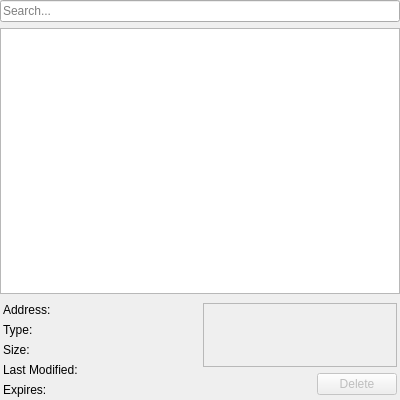
This is src/modules/windows/cache/CacheContentsWidget.ui in OtterBrowser/otter-browser as Qt 5 draws it before an edit. The edited form follows.
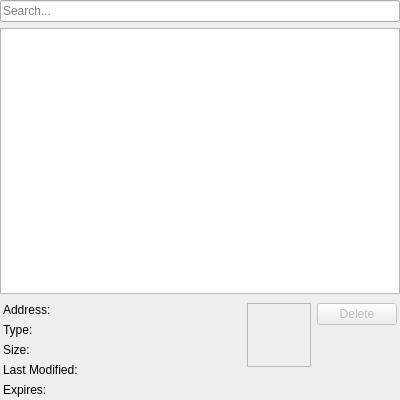
This is the edited form. Custom widgets are drawn as their Qt base class.

Commit message: Polish up cache viewer

What changed in the file:
```diff
--- a/src/modules/windows/cache/CacheContentsWidget.ui
+++ b/src/modules/windows/cache/CacheContentsWidget.ui
@@ -145,26 +145,7 @@
        </widget>
       </item>
       <item>
-       <widget class="QWidget" name="actionsWidget" native="true">
-        <property name="maximumSize">
-         <size>
-          <width>250</width>
-          <height>16777215</height>
-         </size>
-        </property>
-        <layout class="QVBoxLayout" name="actionsLayout">
-         <property name="leftMargin">
-          <number>0</number>
-         </property>
-         <property name="topMargin">
-          <number>0</number>
-         </property>
-         <property name="rightMargin">
-          <number>0</number>
-         </property>
-         <property name="bottomMargin">
-          <number>0</number>
-         </property>
+       <layout class="QVBoxLayout" name="previewLayout" stretch="0,1">
          <item>
           <widget class="QLabel" name="previewLabel">
            <property name="minimumSize">
@@ -177,10 +158,7 @@
             <enum>QFrame::StyledPanel</enum>
            </property>
            <property name="frameShadow">
-            <enum>QFrame::Raised</enum>
-           </property>
-           <property name="scaledContents">
-            <bool>true</bool>
+           <enum>QFrame::Plain</enum>
            </property>
            <property name="alignment">
             <set>Qt::AlignCenter</set>
@@ -191,22 +169,16 @@
           </widget>
          </item>
          <item>
-          <layout class="QHBoxLayout" name="buttonsHorizontalLayout">
-           <item>
-            <spacer name="horizontalSpacer">
+         <spacer name="verticalSpacer">
              <property name="orientation">
-              <enum>Qt::Horizontal</enum>
-             </property>
-             <property name="sizeHint" stdset="0">
-              <size>
-               <width>0</width>
-               <height>0</height>
-              </size>
+           <enum>Qt::Vertical</enum>
              </property>
             </spacer>
            </item>
+       </layout>
+      </item>
            <item>
-            <layout class="QVBoxLayout" name="buttonsVerticalLayout">
+       <layout class="QVBoxLayout" name="actionsLayout">
              <item>
               <widget class="QPushButton" name="deleteButton">
                <property name="enabled">
@@ -218,7 +190,7 @@
               </widget>
              </item>
              <item>
-              <spacer name="verticalSpacer">
+         <spacer name="actionsSpacer">
                <property name="orientation">
                 <enum>Qt::Vertical</enum>
                </property>
@@ -231,11 +203,6 @@
               </spacer>
              </item>
             </layout>
-           </item>
-          </layout>
-         </item>
-        </layout>
-       </widget>
       </item>
      </layout>
     </widget>
```
Left out of the diff: 3 changed lines with no effect on the pictures. Lines whose indentation alone changed are shown as unchanged. The commit also changes 9 other files.
